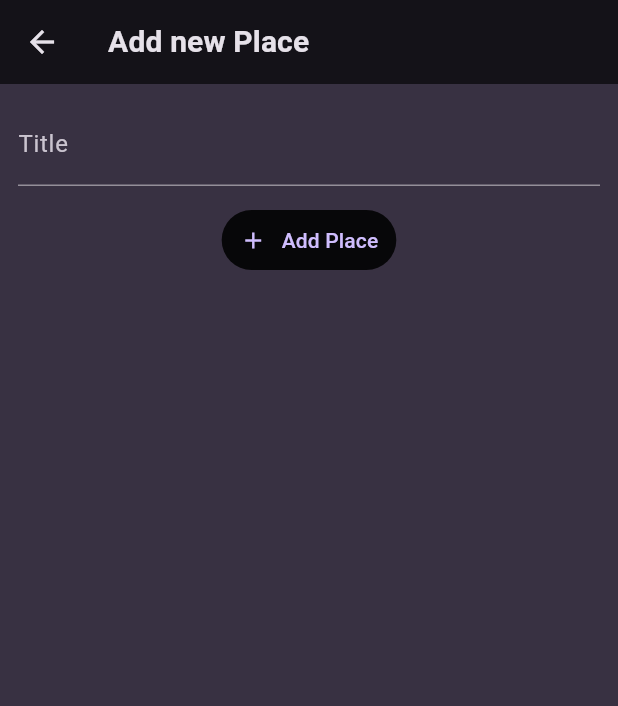
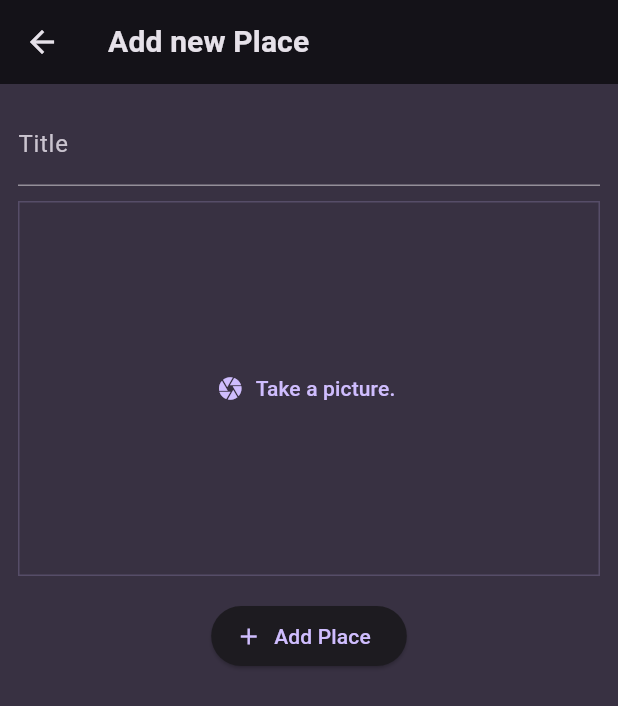
Before and after one commit to RAFYA-Hamza/FlutterAppProjects, a Flutter app: the screen it shows after launch, after a tap on the "add" icon, on a phone screen of 412 x 824 dp. Shown: the top 706 px of the screen. Run offline on Flutter 3.47's test engine with Material 3 defaults, Android fonts, the phone set to English and light mode, and no system bars; our stand-ins replace flutter_riverpod, google_fonts, image_picker, riverpod, transparent_image; network calls fail.

Commit message:
some add

```diff
--- a/favorites_places/lib/model/place.dart
+++ b/favorites_places/lib/model/place.dart
@@ -1,11 +1,16 @@
+import 'dart:io';
+
 import 'package:uuid/uuid.dart';
+
+const uuid = Uuid();
 
 class Place {
   Place({
-    String? id,
     required this.title,
-  }) : id = id ?? const Uuid().v4();
+    required this.image,
+  }) : id = uuid.v4();
 
   final String title;
   final String id;
+  final File image;
 }
--- a/favorites_places/lib/providers/place_provider.dart
+++ b/favorites_places/lib/providers/place_provider.dart
@@ -4,7 +4,7 @@ import 'package:flutter_riverpod/flutter_riverpod.dart';
 class PlaceProvider extends StateNotifier<List<Place>> {
   PlaceProvider() : super([]);
 
-  void setPlace(Place place) {
+  void addPlace(Place place) {
     state = [...state, place];
   }
 }
--- a/favorites_places/lib/screens/add_place.dart
+++ /dev/null
@@ -1,79 +0,0 @@
-import 'package:favorites_places/model/place.dart';
-import 'package:favorites_places/providers/place_provider.dart';
-import 'package:flutter/material.dart';
-import 'package:flutter_riverpod/flutter_riverpod.dart';
-
-class AddPlaceScreen extends ConsumerWidget {
-  const AddPlaceScreen({super.key});
-
-  @override
-  Widget build(BuildContext context, WidgetRef ref) {
-    final TextEditingController controller = TextEditingController();
-
-    return Scaffold(
-      appBar: AppBar(
-        title: Text(
-          'Add new Place',
-          style: Theme.of(context).textTheme.titleSmall!.copyWith(
-                color: Theme.of(context).colorScheme.onBackground,
-                fontSize: 20,
-              ),
-        ),
-      ),
-      body: Column(
-        mainAxisAlignment: MainAxisAlignment.start,
-        children: [
-          Padding(
-            padding: const EdgeInsets.all(12),
-            child: TextField(
-              controller: controller,
-              decoration: const InputDecoration(
-                label: Text('Title'),
-              ),
-            ),
-          ),
-          TextButton(
-            style: const ButtonStyle(
-                backgroundColor: MaterialStatePropertyAll(
-              Colors.black87,
-            )),
-            onPressed: () {
-              ref.read(addPlaceProvider.notifier).setPlace(
-                    Place(
-                      title: controller.text,
-                    ),
-                  );
-              Navigator.pop(context);
-            },
-            child: const Row(
-              mainAxisSize: MainAxisSize.min,
-              children: [
-                Icon(
-                  Icons.add,
-                ),
-                SizedBox(width: 10),
-                Text(
-                  'Add Place',
-                ),
-              ],
-            ),
-          ),
-        ],
-      ),
-    );
-  }
-}
-
-/*
- Row(
-      children: [
-        Icon(
-        Icons.add,
-            ),
-                  SizedBox(width: 10),
-                  Text(
-                    'Add Place',
-                  ),
-                ],
-    ),
-*/
--- /dev/null
+++ b/favorites_places/lib/screens/place_add.dart
@@ -0,0 +1,98 @@
+import 'dart:io';
+
+import 'package:favorites_places/model/place.dart';
+import 'package:favorites_places/providers/place_provider.dart';
+import 'package:favorites_places/widgets/image_input.dart';
+import 'package:flutter/material.dart';
+import 'package:flutter_riverpod/flutter_riverpod.dart';
+
+class AddPlaceScreen extends ConsumerStatefulWidget {
+  const AddPlaceScreen({super.key});
+
+  @override
+  ConsumerState<AddPlaceScreen> createState() => _AddPlaceScreenState();
+}
+
+class _AddPlaceScreenState extends ConsumerState<AddPlaceScreen> {
+  final _titleController = TextEditingController();
+  String? errorTextEntred;
+  File? _selectedImage;
+
+  void _savePlace() {
+    final entredTitle = _titleController.text;
+
+    if (_selectedImage == null) {
+      if (entredTitle.isEmpty) {
+        setState(() {
+          errorTextEntred = "This field cannot be empty.";
+        });
+        return;
+      }
+      return;
+    }
+
+    ref.read(addPlaceProvider.notifier).addPlace(
+          Place(
+            image: _selectedImage!,
+            title: entredTitle,
+          ),
+        );
+
+    Navigator.pop(context);
+  }
+
+  @override
+  void dispose() {
+    super.dispose();
+    _titleController.dispose();
+  }
+
+  @override
+  Widget build(BuildContext context) {
+    return Scaffold(
+      appBar: AppBar(
+        title: Text(
+          'Add new Place',
+          style: Theme.of(context).textTheme.titleSmall!.copyWith(
+                color: Theme.of(context).colorScheme.onBackground,
+                fontSize: 20,
+              ),
+        ),
+      ),
+      body: SingleChildScrollView(
+        padding: const EdgeInsets.all(12),
+        child: Column(
+          mainAxisAlignment: MainAxisAlignment.start,
+          children: [
+            TextField(
+              controller: _titleController,
+              decoration: InputDecoration(
+                errorText: errorTextEntred,
+                label: const Text('Title'),
+              ),
+              style: TextStyle(
+                color: Theme.of(context).colorScheme.onBackground,
+              ),
+            ),
+            const SizedBox(height: 10),
+            ImageInput(
+              onPickImage: (image) {
+                _selectedImage = image;
+              },
+            ),
+            const SizedBox(height: 16),
+            ElevatedButton.icon(
+              onPressed: () => _savePlace(),
+              icon: const Icon(
+                Icons.add,
+              ),
+              label: const Text(
+                'Add Place',
+              ),
+            ),
+          ],
+        ),
+      ),
+    );
+  }
+}
--- a/favorites_places/lib/screens/places.dart
+++ b/favorites_places/lib/screens/places.dart
@@ -1,5 +1,6 @@
 import 'package:favorites_places/providers/place_provider.dart';
-import 'package:favorites_places/screens/add_place.dart';
+import 'package:favorites_places/screens/place_add.dart';
+import 'package:favorites_places/widgets/place_list.dart';
 import 'package:flutter/material.dart';
 import 'package:flutter_riverpod/flutter_riverpod.dart';
 
@@ -25,7 +26,7 @@ class _PlacesScreenState extends ConsumerState<PlacesScreen> {
                 ),
           ),
           actions: [
-          TextButton(
+            IconButton(
               onPressed: () {
                 Navigator.of(context).push(
                   MaterialPageRoute(
@@ -35,27 +36,12 @@ class _PlacesScreenState extends ConsumerState<PlacesScreen> {
                   ),
                 );
               },
-            child: Icon(
+              icon: const Icon(
                 Icons.add,
               ),
             ),
           ],
         ),
-      body: ListView.builder(
-        itemCount: getPlaces.length,
-        itemBuilder: (context, index) {
-          return Container(
-            margin: const EdgeInsets.only(left: 15, top: 15),
-            height: 40,
-            width: double.infinity,
-            child: Text(getPlaces[index].title,
-                style: Theme.of(context).textTheme.titleSmall!.copyWith(
-                      color: Theme.of(context).colorScheme.onBackground,
-                      fontSize: 20,
-                    )),
-          );
-        },
-      ),
-    );
+        body: PlaceList(placesList: getPlaces));
   }
 }
--- /dev/null
+++ b/favorites_places/lib/widgets/image_input.dart
@@ -0,0 +1,65 @@
+import 'dart:io';
+
+import 'package:flutter/material.dart';
+
+import 'package:image_picker/image_picker.dart';
+
+class ImageInput extends StatefulWidget {
+  const ImageInput({super.key, required this.onPickImage});
+  final void Function(File image) onPickImage;
+
+  @override
+  State<ImageInput> createState() => _ImageInputState();
+}
+
+class _ImageInputState extends State<ImageInput> {
+  File? _selectedImage;
+
+  void _takePicture() async {
+    final imagePicker = ImagePicker();
+    final pickedImage =
+        await imagePicker.pickImage(source: ImageSource.camera, maxWidth: 600);
+
+    if (pickedImage == null) {
+      return;
+    }
+
+    setState(() {
+      _selectedImage = File(pickedImage.path);
+      widget.onPickImage(_selectedImage!);
+    });
+  }
+
+  @override
+  Widget build(BuildContext context) {
+    Widget content = TextButton.icon(
+      onPressed: _takePicture,
+      icon: const Icon(
+        Icons.camera,
+      ),
+      label: const Text('Take a picture.'),
+    );
+
+    if (_selectedImage != null) {
+      content = GestureDetector(
+        onTap: _takePicture,
+        child: Image.file(
+          _selectedImage!,
+          fit: BoxFit.cover,
+          width: double.infinity,
+        ),
+      );
+    }
+    return Container(
+      height: 250,
+      width: double.infinity,
+      alignment: Alignment.center,
+      decoration: BoxDecoration(
+          border: Border.all(
+        width: 1,
+        color: Theme.of(context).colorScheme.primary.withOpacity(0.2),
+      )),
+      child: content,
+    );
+  }
+}
--- /dev/null
+++ b/favorites_places/lib/widgets/place_list.dart
@@ -0,0 +1,46 @@
+import 'package:favorites_places/model/place.dart';
+import 'package:favorites_places/screens/place_details.dart';
+import 'package:flutter/material.dart';
+
+class PlaceList extends StatelessWidget {
+  const PlaceList({super.key, required this.placesList});
+  final List<Place> placesList;
+
+  @override
+  Widget build(BuildContext context) {
+    return placesList.isEmpty
+        ? Center(
+            child: Text(
+              'No place add yet!',
+              style: Theme.of(context).textTheme.titleSmall!.copyWith(
+                    color: Theme.of(context).colorScheme.onBackground,
+                  ),
+            ),
+          )
+        : ListView.builder(
+            itemCount: placesList.length,
+            itemBuilder: (context, index) {
+              return ListTile(
+                // leading: cir,
+                onTap: () {
+                  Navigator.of(context).push(
+                    MaterialPageRoute(
+                      builder: (context) {
+                        return PlaceDetailsScreen(
+                          place: placesList[index],
+                        );
+                      },
+                    ),
+                  );
+                },
+                title: Text(
+                  placesList[index].title,
+                  style: Theme.of(context).textTheme.titleMedium!.copyWith(
+                        color: Theme.of(context).colorScheme.onBackground,
+                      ),
+                ),
+              );
+            },
+          );
+  }
+}
--- a/favorites_places/pubspec.yaml
+++ b/favorites_places/pubspec.yaml
@@ -39,6 +39,7 @@ dependencies:
   riverpod: ^2.5.0
   flutter_riverpod: ^2.4.10
   uuid: ^4.3.3
+  image_picker: ^1.0.7
 
 dev_dependencies:
   flutter_test:
```
Also changed, not shown: favorites_places/lib/screens/place_details.dart (added, +28 -0 lines), favorites_places/lib/widgets/place_widget.dart (deleted), favorites_places/pubspec.lock, 5 other files. Lines whose indentation alone changed are shown as unchanged.
